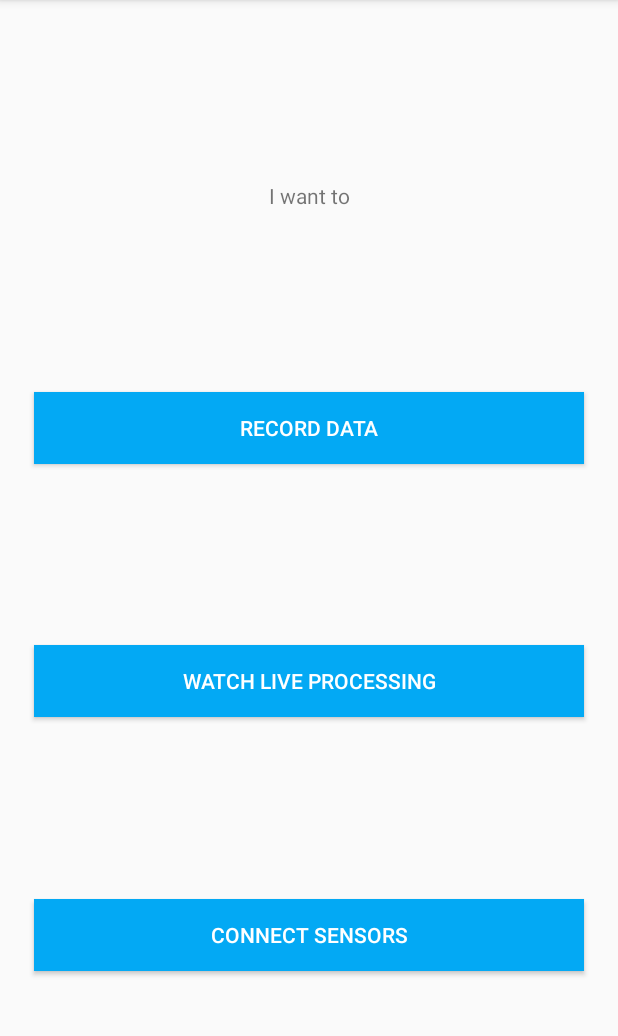
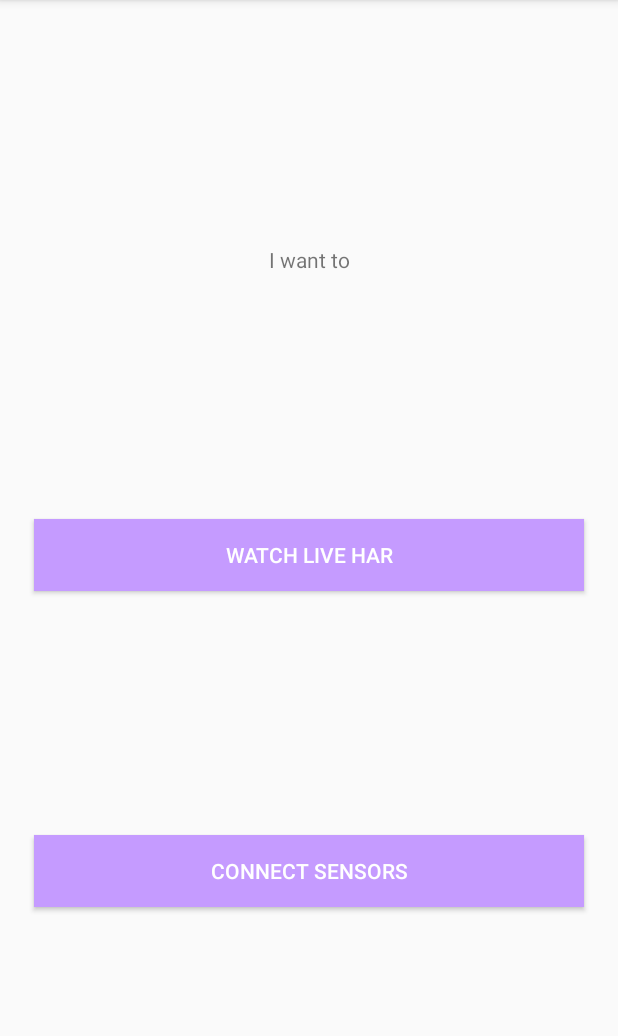
Before and after one commit to jackcamerontaylor/Human-Activity-Recognition-App, an Android app: the MainActivity screen opened directly, with no data from a screen before it, on a phone screen of 412 x 824 dp, the part 84-1120 px from its top. Run offline under Robolectric (Android 15) with nearby library versions, the phone set to English and light mode, and no system bars.

Commit message:
small amount of UI

```diff
--- a/app/src/main/java/com/specknet/pdiotapp/live/LiveDataActivity.kt
+++ b/app/src/main/java/com/specknet/pdiotapp/live/LiveDataActivity.kt
@@ -201,7 +201,7 @@ class LiveDataActivity : AppCompatActivity() {
     }
 
     fun displayPrediction(predictedClass: Int) {
-        val activityLabels = arrayOf("ascending_stairs", "shuffle_walking", "sitting_standing", "misc_movement", "normal_walking", "lying_down", "descending_stairs")  // Adjust based on your model
+        val activityLabels = arrayOf("Ascending Stairs", "Shuffle Walking", "Sitting or Standing", "Misc Movement", "Normal Walking", "Lying Down", "Descending Stairs")
 
         // Ensure you're on the main thread before updating the UI
         runOnUiThread {
--- a/app/src/main/res/layout/activity_main.xml
+++ b/app/src/main/res/layout/activity_main.xml
@@ -33,7 +33,9 @@
             app:layout_constraintEnd_toEndOf="parent"
             app:layout_constraintStart_toStartOf="parent"
             app:layout_constraintTop_toBottomOf="@+id/textView2"
-            app:layout_constraintBottom_toTopOf="@+id/live_button"/>
+            app:layout_constraintBottom_toTopOf="@+id/live_button"
+            android:visibility="gone"/>
+
 
 
         <Button
@@ -41,8 +43,8 @@
             android:layout_width="550px"
             android:layout_height="wrap_content"
             android:layout_marginTop="100px"
-            android:background="#03A9F4"
-            android:text="Watch live processing"
+            android:background="#C59BFF"
+            android:text="Watch Live HAR"
             android:textColor="#FFFFFF"
             app:layout_constraintEnd_toEndOf="parent"
             app:layout_constraintStart_toStartOf="parent"
@@ -57,7 +59,7 @@
             android:text="Connect sensors"
             android:layout_marginTop="100px"
             android:layout_marginBottom="100px"
-            android:background="#03A9F4"
+            android:background="#C59BFF"
             android:textColor="#FFFFFF"
             app:layout_constraintTop_toBottomOf="@+id/live_button"
             app:layout_constraintEnd_toEndOf="parent"
```
Also changed, not shown: app/src/main/res/layout/activity_live_data.xml (+12 -10 lines).
